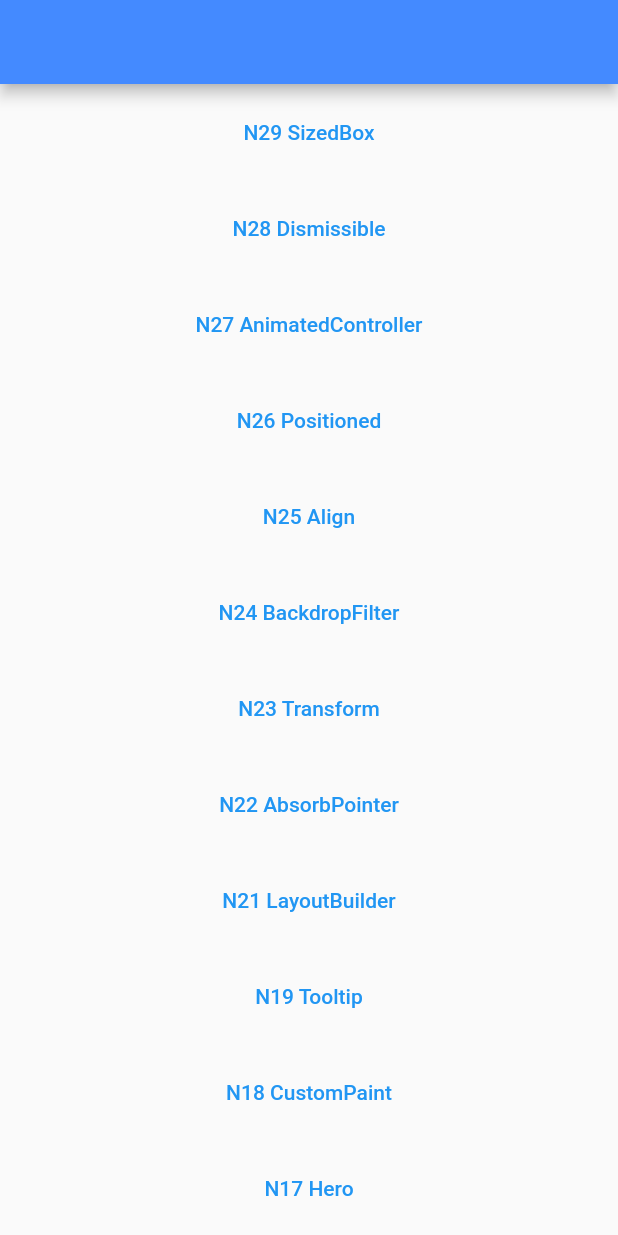
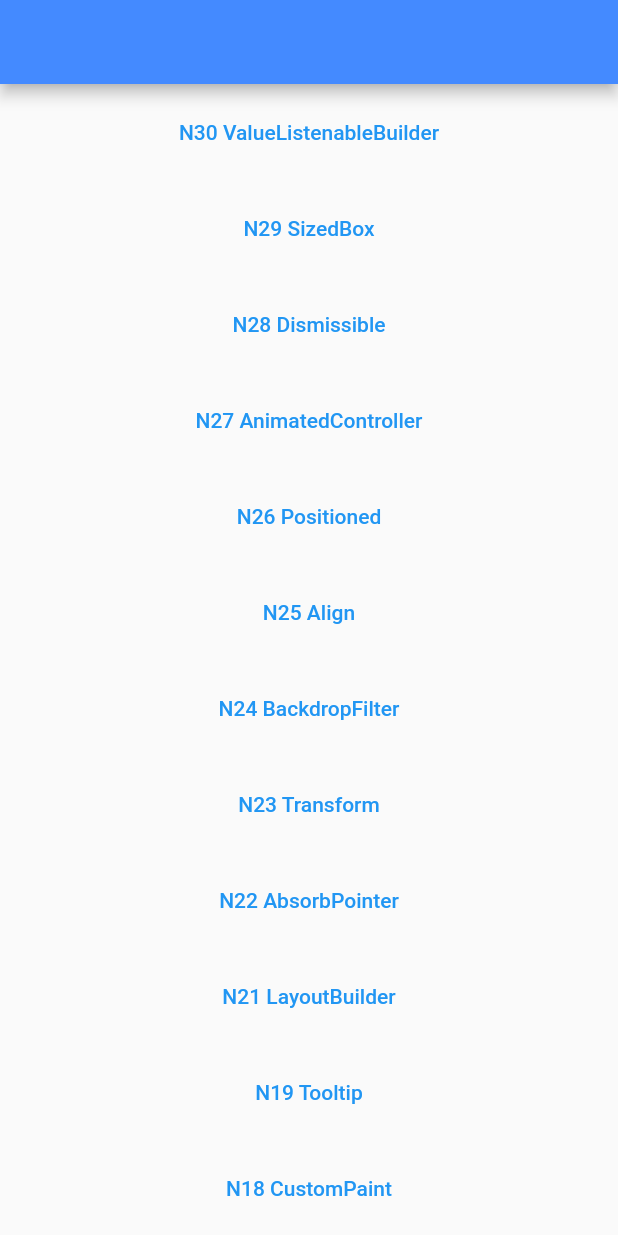
Before and after one commit to ychsue/my_flutter_test, a Flutter app: the screen it shows after launch, on a phone screen of 412 x 824 dp. Run offline on Flutter 3.47's test engine with Material 2 defaults, Android fonts, the light colour scheme and no system bars; our stand-ins replace bloc, flutter_bloc, get, transparent_image; Roboto replaces fonts that are missing (Georgia).

Commit message:
`ValueListenableBuilder` 搭配 `animation` 很好用 但遇到了問題： Scaffold 被子 widget 給取代了？？

```diff
--- a/lib/src/route/app_pages.dart
+++ b/lib/src/route/app_pages.dart
@@ -16,6 +16,7 @@ import 'package:test2/src/route/main_screens/n25/n26_positioned.dart';
 import 'package:test2/src/route/main_screens/n27_animated_builder.dart';
 import 'package:test2/src/route/main_screens/n28/n28_dismissible.dart';
 import 'package:test2/src/route/main_screens/n29_sized_box.dart';
+import 'package:test2/src/route/main_screens/n30/n30_rotate_animate.dart';
 import 'package:test2/src/route/main_screens/sliver_screen.dart';
 import 'package:test2/src/route/main_screens/unknown_screen.dart';
 import 'package:test2/src/route/main_screens/welcome_screen.dart';
@@ -44,10 +45,15 @@ enum Routes {
   n27_animated_builder,
   n28_dismissible,
   n29_sized_box,
+  n30_value_listenable_builder,
 }
 
 abstract class AppPages {
   static final pages = [
+    GetPage(
+      name: Routes.n30_value_listenable_builder.toLocation,
+      page: () => N30RotateAnimate(),
+    ),
     GetPage(
       name: Routes.n29_sized_box.toLocation,
       page: () => N29SizedBoxScreen(),
--- a/lib/src/route/main_screens/get_home_screen.dart
+++ b/lib/src/route/main_screens/get_home_screen.dart
@@ -14,6 +14,13 @@ class GetHomeScreen extends StatelessWidget {
           child: Container(
         child: ListView(
           children: [
+            Container(
+              margin: EdgeInsets.all(8.0),
+              child: TextButton(
+                  onPressed: () => Get.toNamed(
+                      Routes.n30_value_listenable_builder.toLocation),
+                  child: Text("N30 ValueListenableBuilder")),
+            ),
             Container(
               margin: EdgeInsets.all(8.0),
               child: TextButton(
```
Also changed, not shown: lib/src/route/main_screens/n30/n30_rotate_animate.dart (added, +66 -0 lines), lib/src/route/main_screens/n30/n30_value_listenable_builder.dart (added, +13 -0 lines), 1 other file.
